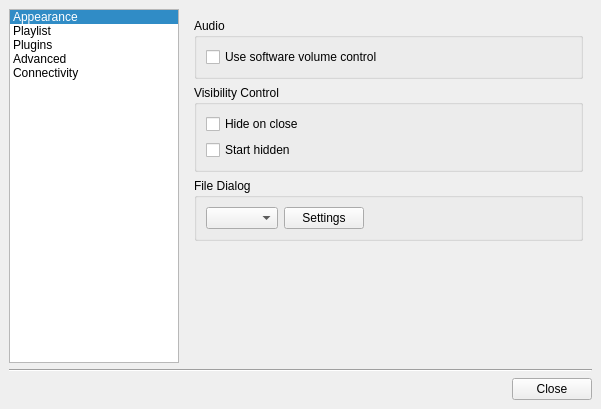
Before: the Qt Designer form src/ui/forms/configdialog.ui in ksv1986/qmmp-staging, drawn with Qt 5.
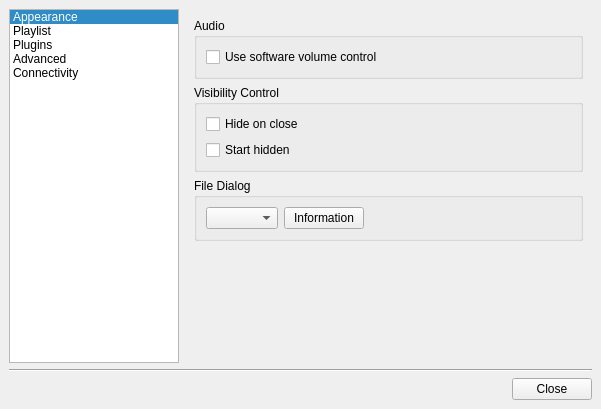
After: the same form once the commit is applied. The open tabs and pages were chosen to show the change. Icons and pictures are not drawn.

Patch:
```diff
--- a/src/ui/forms/configdialog.ui
+++ b/src/ui/forms/configdialog.ui
@@ -643,7 +643,7 @@
             <item>
              <widget class="QPushButton" name="fdSettingsButton" >
               <property name="text" >
-               <string>Settings</string>
+               <string>Information</string>
               </property>
              </widget>
             </item>
```
Left out of the diff: 4 changed lines with no effect on the pictures.
